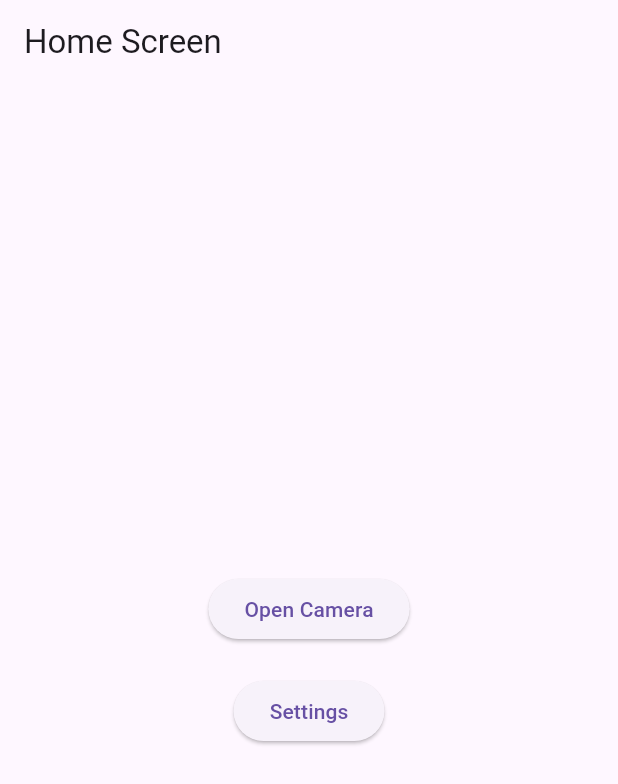
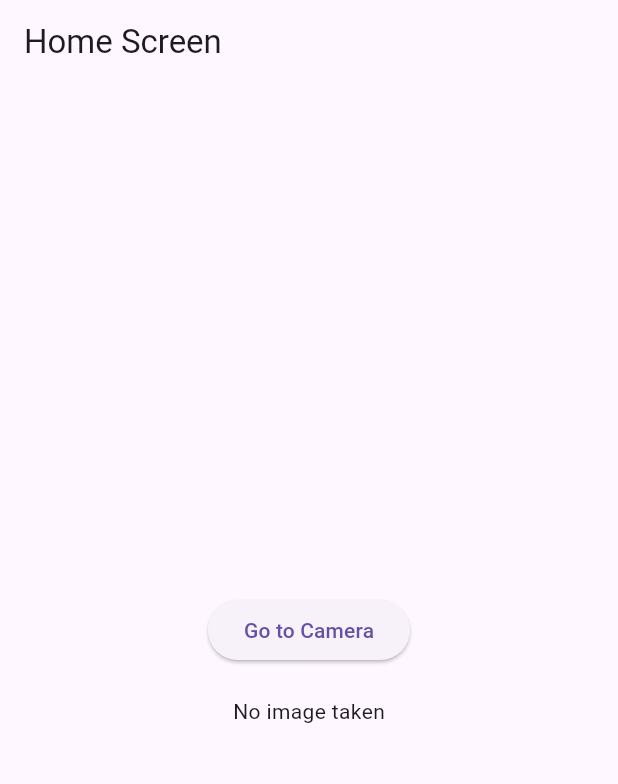
Before and after one commit to Hitham-Khalil/CPD-HA-Shared-Photo-Album, a Flutter app: the screen it shows after launch, on a phone screen of 412 x 824 dp. Shown: the top 784 px of the screen. Run offline on Flutter 3.47's test engine with Material 3 defaults, Android fonts, the phone set to English and light mode, and no system bars; our stand-ins replace camera, image_picker.

```diff
--- a/lib/main.dart
+++ b/lib/main.dart
@@ -1,6 +1,7 @@
 import 'package:flutter/material.dart';
 import 'screens/home_screen.dart';
 import 'screens/camera_screen.dart';
+import 'screens/photo_details_screen.dart';
 import 'screens/settings_screen.dart';
 
 void main() {
@@ -16,9 +17,10 @@ class MyApp extends StatelessWidget {
       debugShowCheckedModeBanner: false,
       title: 'Shared Photo Album',
       theme: ThemeData(primarySwatch: Colors.blue),
-      home: const HomeScreen(),
+      home: HomeScreen(),
       routes: {
         '/camera': (context) => CameraScreen(),
+        '/photo_details': (context) => PhotoDetailsScreen(imagePath: ''),
         '/settings': (context) => SettingsScreen(),
       },
     );
--- a/lib/screens/home_screen.dart
+++ b/lib/screens/home_screen.dart
@@ -1,29 +1,44 @@
 import 'package:flutter/material.dart';
+import 'package:shared_photo_album/widgets/photo_card.dart';
 
-class HomeScreen extends StatelessWidget {
+class HomeScreen extends StatefulWidget {
   const HomeScreen({Key? key}) : super(key: key);
+
+  @override
+  _HomeScreenState createState() => _HomeScreenState();
+}
+
+class _HomeScreenState extends State<HomeScreen> {
+  String? imagePath;
+
+  // Function to navigate to CameraScreen and get the image path
+  void _navigateToCameraScreen() async {
+    final result = await Navigator.pushNamed(context, '/camera');
+    if (result != null && result is String) {
+      setState(() {
+        imagePath = result;  // Update image path when returning from CameraScreen
+      });
+    }
+  }
 
   @override
   Widget build(BuildContext context) {
     return Scaffold(
-      appBar: AppBar(title: const Text("Home Screen")),
+      appBar: AppBar(
+        title: const Text('Home Screen'),
+      ),
       body: Center(
         child: Column(
           mainAxisAlignment: MainAxisAlignment.center,
           children: [
             ElevatedButton(
-              onPressed: () {
-                Navigator.pushNamed(context, '/camera');
-              },
-              child: const Text("Open Camera"),
+              onPressed: _navigateToCameraScreen,
+              child: const Text('Go to Camera'),
             ),
             const SizedBox(height: 20),
-            ElevatedButton(
-              onPressed: () {
-                Navigator.pushNamed(context, '/settings');
-              },
-              child: const Text("Settings"),
-            ),
+            imagePath != null
+                ? PhotoCard(imagePath: imagePath!)
+                : const Text('No image taken'),
           ],
         ),
       ),
--- a/pubspec.yaml
+++ b/pubspec.yaml
@@ -11,6 +11,7 @@ dependencies:
     sdk: flutter
   camera: 0.11.0+2
   path_provider: ^2.1.5
+  image_picker: ^1.1.2
 
 dev_dependencies:
   flutter_test:
```
Also changed, not shown: lib/screens/camera_screen.dart (+23 -48 lines), lib/widgets/photo_card.dart (+40 -0 lines), pubspec.lock, 5 other files.
